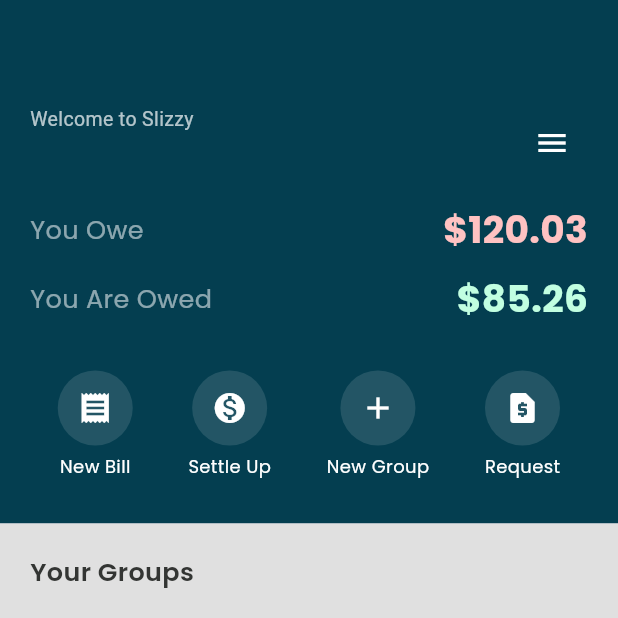
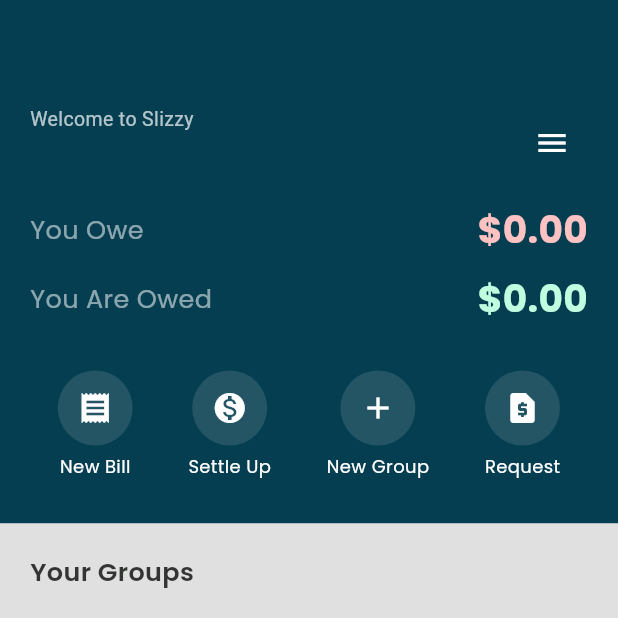
Before and after one commit to KugleBlitz007/SplitGasy, a Flutter app: the HomePage screen opened directly, on a phone screen of 412 x 824 dp, the top half of it. Run offline on Flutter 3.47's test engine with Material 3 defaults, Android fonts, the phone set to English and light mode, and no system bars; our stand-ins replace cloud_firestore, firebase_auth, firebase_core, flutter_dotenv, google_fonts, google_sign_in; accounts and stored records are empty.

Commit message:
update balances displayed on home_page to reflect the balances within each group

```diff
--- a/lib/pages/home_page.dart
+++ b/lib/pages/home_page.dart
@@ -805,12 +805,42 @@ class _HomePageState extends State<HomePage> {
                     ),
 
                     // Right column (Balances)
-                    Column(
+                    StreamBuilder<QuerySnapshot>(
+                      stream: FirebaseFirestore.instance
+                          .collection('balances')
+                          .snapshots(),
+                      builder: (context, snapshot) {
+                        double youOwe = 0.0;
+                        double youAreOwed = 0.0;
+
+                        if (snapshot.hasData) {
+                          for (var doc in snapshot.data!.docs) {
+                            final data = doc.data() as Map<String, dynamic>;
+                            final status = data['status'] as String?;
+
+                            // Skip settled balances
+                            if (status == 'settled') continue;
+
+                            final amount = (data['amount'] as num).toDouble();
+                            final fromUserId = data['fromUserId'] as String;
+                            final toUserId = data['toUserId'] as String;
+
+                            if (fromUserId == user.uid) {
+                              // Current user owes money
+                              youOwe += amount;
+                            } else if (toUserId == user.uid) {
+                              // Current user is owed money
+                              youAreOwed += amount;
+                            }
+                          }
+                        }
+
+                        return Column(
                           crossAxisAlignment: CrossAxisAlignment.end,
                           mainAxisAlignment: MainAxisAlignment.end, // Align to bottom
                           children: [
                             Text(
-                          "\$120.03", // You owe amount
+                              "\$${youOwe.toStringAsFixed(2)}", // You owe amount
                               style: GoogleFonts.poppins(
                                 color: const Color(0xFFFFC2C2),
                                 fontSize: 25,
@@ -819,7 +849,7 @@ class _HomePageState extends State<HomePage> {
                             ),
                             SizedBox(height: 10),
                             Text(
-                          "\$85.26", // You are owed amount
+                              "\$${youAreOwed.toStringAsFixed(2)}", // You are owed amount
                               style: GoogleFonts.poppins(
                                 color: const Color(0xFFC1FFE1),
                                 fontSize: 25,
@@ -827,6 +857,8 @@ class _HomePageState extends State<HomePage> {
                               ),
                             ),
                           ],
+                        );
+                      },
                     ),
                   ],
                 ),
```
Also changed, not shown: lib/components/group_list_item.dart (+34 -28 lines). Lines whose indentation alone changed are shown as unchanged.
